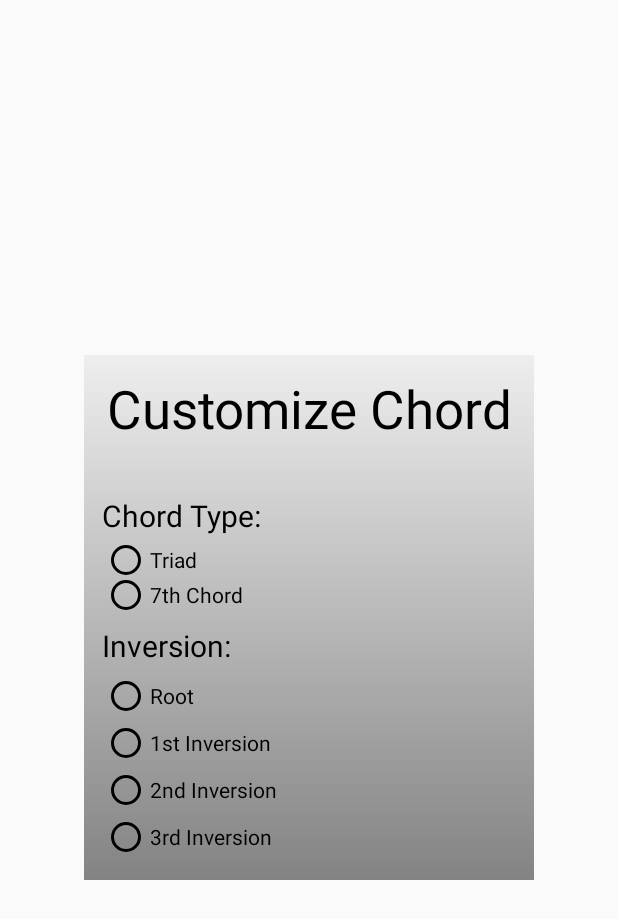
After one commit to taylorm0807/PocketProgressions, an Android app: the layout chord_popout_window.xml on its own in the app's theme, with its tools: preview values and no code run, on a phone screen of 412 x 824 dp. The commit adds this screen. Shown: the top 919 px of the screen. Run offline under Robolectric (Android 15) with nearby library versions, the phone set to English and light mode, and no system bars.

Commit message:
Added ability to change quality(Traid, 7th) and inversion of each chord

```diff
--- /dev/null
+++ b/app/src/main/res/layout/chord_popout_window.xml
@@ -0,0 +1,122 @@
+<?xml version="1.0" encoding="utf-8"?>
+<LinearLayout xmlns:android="http://schemas.android.com/apk/res/android"
+    xmlns:tools="http://schemas.android.com/tools"
+    android:layout_width="300dp"
+    android:layout_height="350dp"
+    android:background="@drawable/background"
+    android:orientation="vertical"
+    android:layout_gravity="center"
+    android:weightSum="1"
+    android:padding="12dp"
+    tools:context=".MainActivity">
+
+    <TextView
+        android:layout_height="wrap_content"
+        android:layout_width="match_parent"
+        android:layout_weight=".1"
+        android:layout_gravity="center"
+        android:textSize="35sp"
+        android:text="@string/customize_chord"
+        android:textAlignment="center"
+
+        android:textColor="@color/textColor">
+    </TextView>
+
+    <LinearLayout
+        android:layout_marginTop="8dp"
+        android:layout_width="match_parent"
+        android:layout_height="0dp"
+        android:layout_weight=".3"
+        android:orientation="vertical"
+        android:weightSum="1"
+        >
+        <TextView
+            android:layout_width="match_parent"
+            android:layout_height="0dp"
+            android:layout_weight=".4"
+            android:textSize="20sp"
+            android:text="Chord Type:"
+            android:textColor="@color/textColor"/>
+
+        <RadioGroup
+            android:layout_width="match_parent"
+            android:layout_height="0dp"
+            android:layout_weight=".6">
+            <RadioButton
+                android:layout_width="match_parent"
+                android:layout_height="0dp"
+                android:layout_weight=".3"
+                android:textColor="@color/textColor"
+                android:onClick="radioTypeChange"
+                android:theme="@style/RadioButtonStyle"
+                android:text="Triad"/>
+            <RadioButton
+                android:layout_width="match_parent"
+                android:layout_height="0dp"
+                android:layout_weight=".3"
+                android:textColor="@color/textColor"
+                android:onClick="radioTypeChange"
+                android:theme="@style/RadioButtonStyle"
+                android:text="7th Chord"/>
+        </RadioGroup>
+    </LinearLayout>
+
+    <LinearLayout
+        android:layout_marginTop="8dp"
+        android:layout_width="match_parent"
+        android:layout_height="0dp"
+        android:layout_weight=".6"
+        android:orientation="vertical"
+        android:weightSum="1"
+        >
+        <TextView
+            android:layout_width="match_parent"
+            android:layout_height="0dp"
+            android:layout_weight=".2"
+            android:textSize="20sp"
+            android:text="Inversion:"
+            android:textColor="@color/textColor"/>
+        <RadioGroup
+            android:id="@+id/InversionGroup"
+            android:layout_width="match_parent"
+            android:layout_height="0dp"
+            android:layout_weight=".8">
+            <RadioButton
+                android:id="@+id/ChordRootInversionButton"
+                android:layout_width="match_parent"
+                android:layout_height="0dp"
+                android:layout_weight=".2"
+                android:textColor="@color/textColor"
+                android:onClick="radioInversionChange"
+                android:theme="@style/RadioButtonStyle"
+                android:text="Root"/>
+            <RadioButton
+                android:id="@+id/Chord1stInversionButton"
+                android:layout_width="match_parent"
+                android:layout_height="0dp"
+                android:layout_weight=".2"
+                android:textColor="@color/textColor"
+                android:theme="@style/RadioButtonStyle"
+                android:onClick="radioInversionChange"
+                android:text="1st Inversion"/>
+            <RadioButton
+                android:id="@+id/Chord2ndInversionButton"
+                android:layout_width="match_parent"
+                android:layout_height="0dp"
+                android:layout_weight=".2"
+                android:theme="@style/RadioButtonStyle"
+                android:textColor="@color/textColor"
+                android:onClick="radioInversionChange"
+                android:text="2nd Inversion"/>
+            <RadioButton
+                android:id="@+id/Chord3rdInversionButton"
+                android:theme="@style/RadioButtonStyle"
+                android:layout_width="match_parent"
+                android:layout_height="0dp"
+                android:layout_weight=".2"
+                android:textColor="@color/textColor"
+                android:onClick="radioInversionChange"
+                android:text="3rd Inversion"/>
+        </RadioGroup>
+    </LinearLayout>
+</LinearLayout>
--- a/app/src/main/res/values/colors.xml
+++ b/app/src/main/res/values/colors.xml
@@ -4,4 +4,5 @@
     <color name="colorPrimaryDark">#303F9F</color>
     <color name="colorAccent">#FF4081</color>
     <color name="textColor">#000000</color>
+    <color name="radioButtonColor">#1fb622</color>
 </resources>
--- a/app/src/main/res/values/strings.xml
+++ b/app/src/main/res/values/strings.xml
@@ -9,6 +9,7 @@
     <string name="bpm">BPM</string>
     <string name="common_progressions">Common Progressions:</string>
     <string name="custom_progressions">Custom Progression:</string>
+    <string name="customize_chord">Customize Chord</string>
 
 
     <string-array name="keys">
--- a/app/src/main/res/values/styles.xml
+++ b/app/src/main/res/values/styles.xml
@@ -8,4 +8,9 @@
         <item name="colorAccent">@color/colorAccent</item>
     </style>
 
+    <style name="RadioButtonStyle" parent="Theme.AppCompat.Light">
+        <item name="colorAccent">@color/radioButtonColor</item>
+        <item name="android:textColorSecondary">@color/textColor</item>
+    </style>
+
 </resources>
```
Also changed, not shown: app/src/main/java/c/taylor/chordprogressionbuilder/MainActivity.java (+6 -4 lines), app/src/main/java/c/taylor/chordprogressionbuilder/chordprogressionbuilder2.java (+142 -18 lines), app/src/main/res/drawable/selected_button.xml (+4 -4 lines), app/src/main/res/layout/activity_chordprogressionbuilder2.xml (+21 -1 lines).
